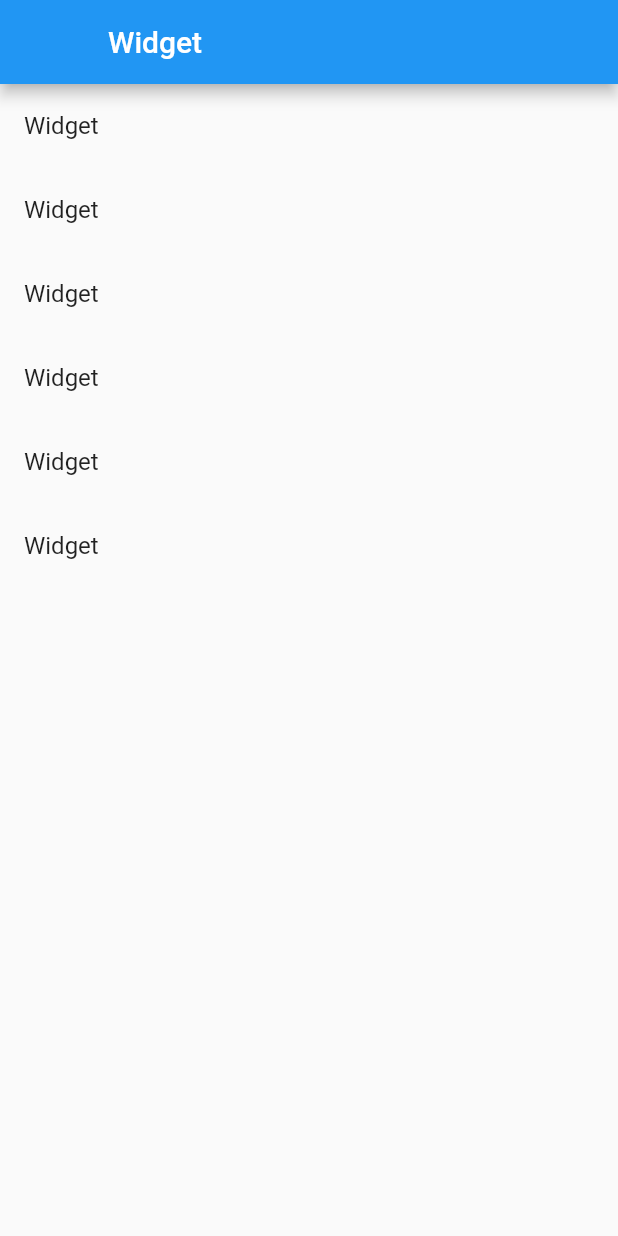
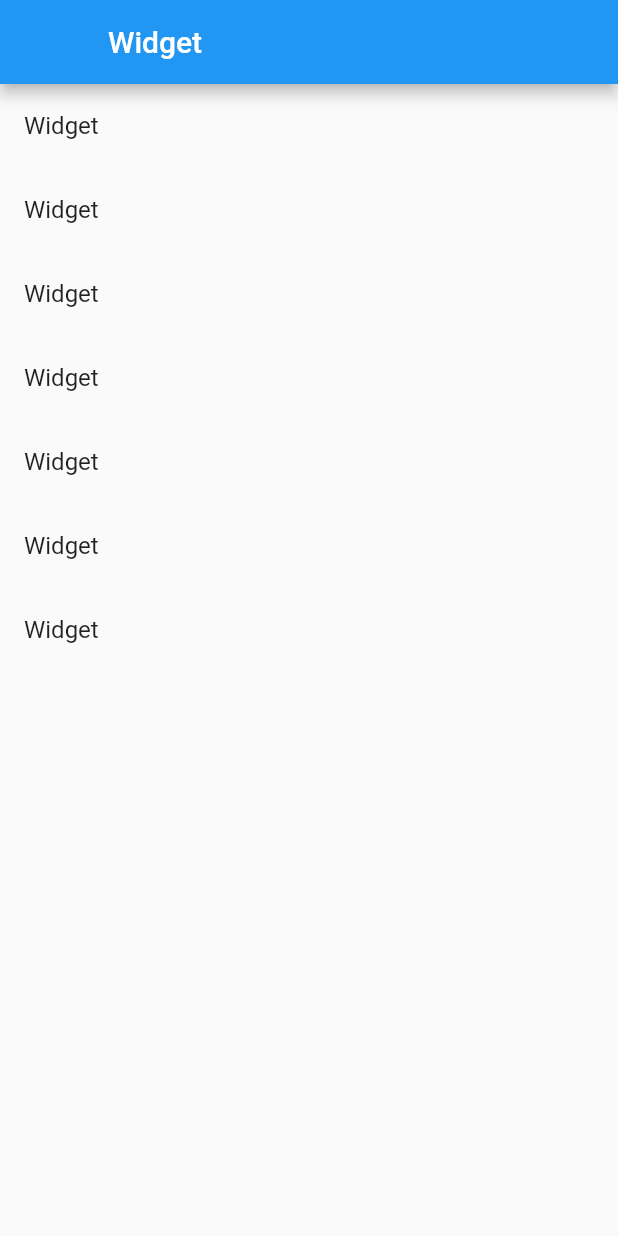
Before and after one commit to dlgchg/flutter_google_widgets, a Flutter app: the screen it shows after launch, on a phone screen of 412 x 824 dp. Run offline on Flutter 3.47's test engine with Material 2 defaults, Android fonts, the phone set to English and light mode, and no system bars.

Commit message:
add widget

```diff
--- a/lib/main.dart
+++ b/lib/main.dart
@@ -5,39 +5,14 @@ import 'widget/safe_area.dart';
 import 'widget/expanded.dart';
 import 'widget/warp.dart';
 import 'widget/opacity.dart';
+import 'widget/future_builder.dart';
 
 void main() => runApp(MyApp());
 
 class MyApp extends StatelessWidget {
-  List<Widget> widgets = [
-    GoogleLayoutBuilder(),
-    GoogleFittedBox(),
-    GoogleSafeArea(),
-    GoogleExpand(),
-    GoogleWarp(),
-    GoogleOpacity(),
-  ];
 
   @override
   Widget build(BuildContext context) {
-    Widget _widget = Container(
-      color: Colors.white,
-    );
-    bool _home = true;
-
-    List<Widget> bodys = [
-      ListView.builder(
-        itemBuilder: (context, index) {
-          return ListTile(
-            title: Text(widgets[index].toString()),
-          );
-        },
-        itemCount: widgets.length,
-      ),
-      Container(
-        child: _widget,
-      ),
-    ];
     return HomeWidget();
   }
 }
@@ -55,6 +30,7 @@ class HomeWidgetState extends State<HomeWidget> {
     GoogleExpand(),
     GoogleWarp(),
     GoogleOpacity(),
+    GoogleFutureBuilder(),
   ];
   int _index = 0;
   bool _home = true;
--- /dev/null
+++ b/lib/widget/future_builder.dart
@@ -0,0 +1,62 @@
+/*
+   @Author liwei
+   @Date 2019/1/11 11:44 AM
+   @Description: TODO
+ */
+
+import 'package:flutter/material.dart';
+import 'dart:io';
+
+class GoogleFutureBuilder extends StatelessWidget {
+  @override
+  Widget build(BuildContext context) {
+    var httpClient = new HttpClient();
+    Widget waiting = Column(
+      children: <Widget>[
+        Text('waiting'),
+        Icon(Icons.cloud_download),
+      ],
+    );
+    Widget active = Column(
+      children: <Widget>[
+        Text('active'),
+        Icon(Icons.access_time),
+      ],
+    );
+    Widget error = Column(
+      children: <Widget>[
+        Text('error'),
+        Icon(Icons.error),
+      ],
+    );
+    Widget done = Column(
+      children: <Widget>[
+        Text('done'),
+        Icon(Icons.done),
+      ],
+    );
+    Widget none = Column(
+      children: <Widget>[
+        Text('none'),
+        Icon(Icons.filter_none),
+      ],
+    );
+    return FutureBuilder(
+      future: httpClient.getUrl(Uri.parse('http://cache.video.iqiyi.com/jp/avlist/202861101/1/?callback=jsonp9')),
+      builder: (context, snap) {
+        if (snap.connectionState == ConnectionState.done) {
+          if (snap.hasError) {
+            return error;
+          }
+          return done;
+        } else if (snap.connectionState == ConnectionState.active) {
+          return active;
+        } else if (snap.connectionState == ConnectionState.waiting) {
+          return waiting;
+        } else if (snap.connectionState == ConnectionState.none) {
+          return none;
+        }
+      },
+    );
+  }
+}
```
